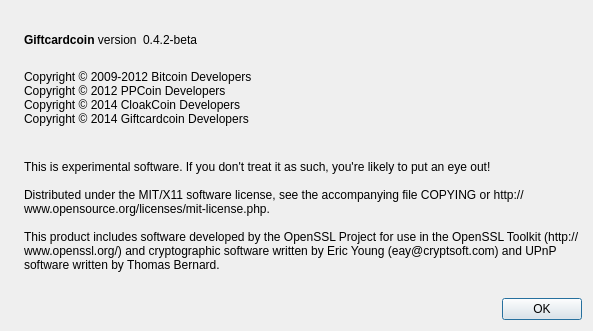
Old version of the form src/qt/forms/aboutdialog.ui in the repository GCCDevTeam/Giftcardcoin.
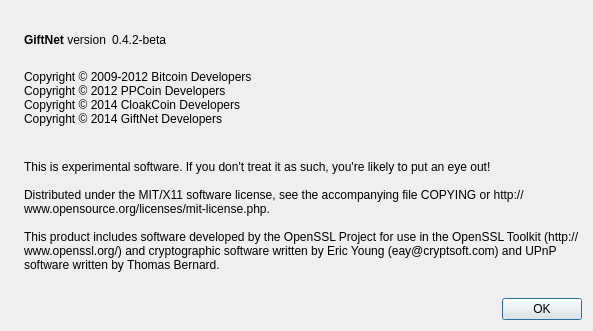
New version of the form. Icons and pictures are not drawn.

Patch:
```diff
--- a/src/qt/forms/aboutdialog.ui
+++ b/src/qt/forms/aboutdialog.ui
@@ -50,7 +50,7 @@
           <cursorShape>IBeamCursor</cursorShape>
          </property>
          <property name="text">
-          <string>&lt;b&gt;Giftcardcoin&lt;/b&gt; version</string>
+          <string>&lt;b&gt;GiftNet&lt;/b&gt; version</string>
          </property>
          <property name="textInteractionFlags">
           <set>Qt::LinksAccessibleByMouse|Qt::TextSelectableByKeyboard|Qt::TextSelectableByMouse</set>
@@ -95,7 +95,7 @@
 Copyright © 2009-2012 Bitcoin Developers
 Copyright © 2012 PPCoin Developers
 Copyright © 2014 CloakCoin Developers
-Copyright © 2014 Giftcardcoin Developers
+Copyright © 2014 GiftNet Developers
 </string>
        </property>
        <property name="textInteractionFlags">
```
Left out of the diff: 2 changed lines with no effect on the pictures.
